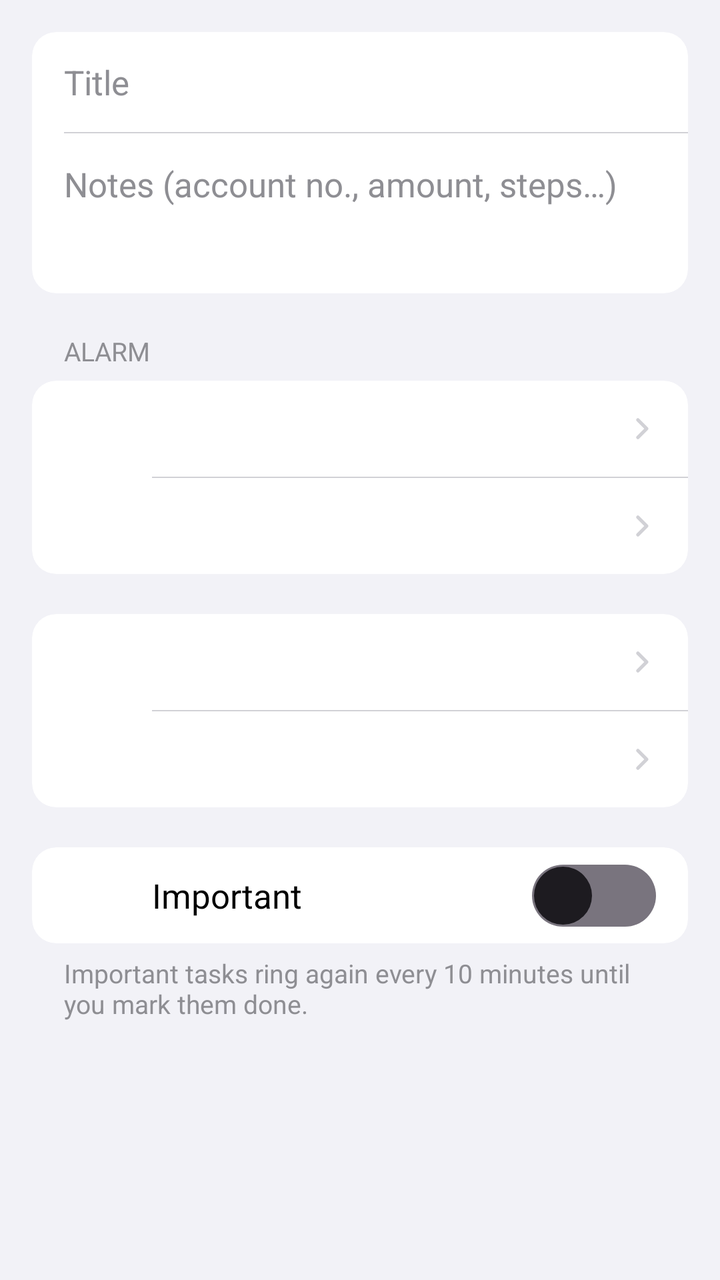
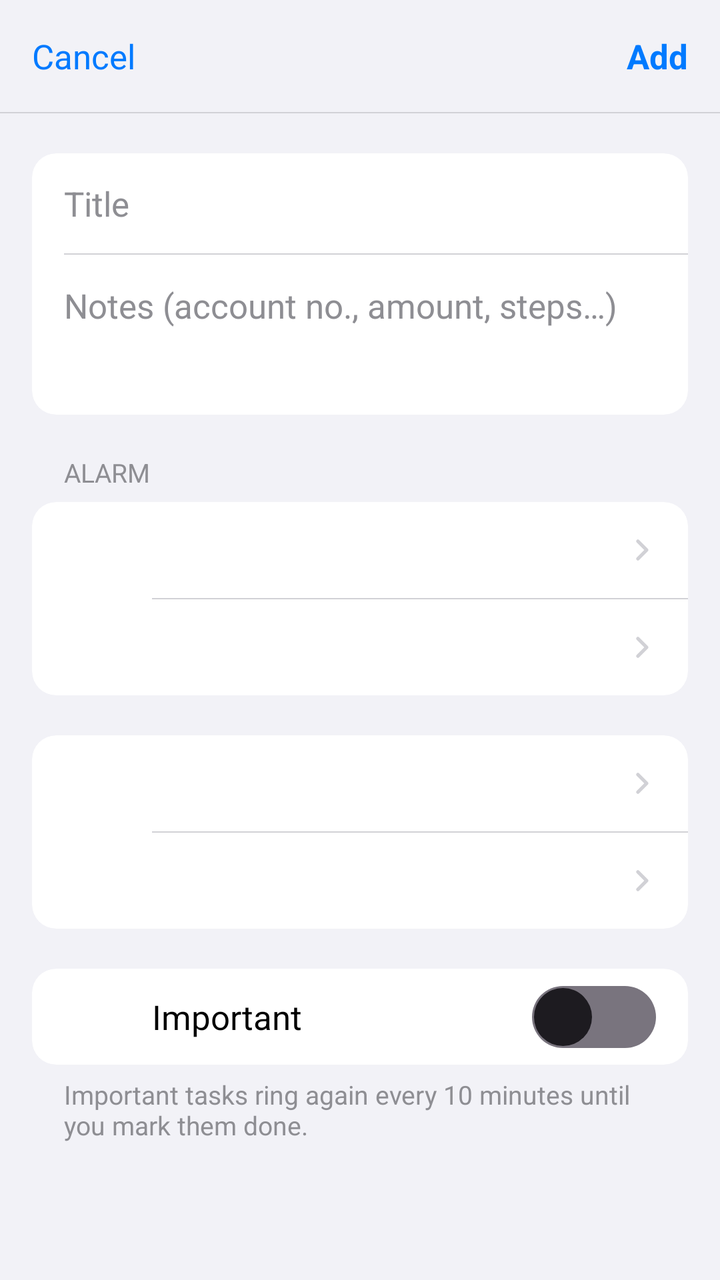

Screens rendered from an Android XML layout before and after an edit, with the pre-edit source and the edit as a unified diff.
<!-- AndroidManifest.xml: application theme Theme.OfficeToDo -->
<!-- res/layout/activity_edit.xml -->
<?xml version="1.0" encoding="utf-8"?>
<ScrollView xmlns:android="http://schemas.android.com/apk/res/android"
    xmlns:app="http://schemas.android.com/apk/res-auto"
    android:layout_width="match_parent"
    android:layout_height="match_parent"
    android:background="@color/ios_bg"
    android:fillViewport="true">

    <LinearLayout
        android:layout_width="match_parent"
        android:layout_height="wrap_content"
        android:animateLayoutChanges="true"
        android:orientation="vertical"
        android:paddingHorizontal="16dp"
        android:paddingBottom="32dp">


        
        <com.google.android.material.card.MaterialCardView
            style="@style/IosGroup"
            android:layout_width="match_parent"
            android:layout_height="wrap_content"
            android:layout_marginTop="16dp">

            <LinearLayout
                android:layout_width="match_parent"
                android:layout_height="wrap_content"
                android:orientation="vertical">

                <EditText
                    android:id="@+id/title"
                    android:layout_width="match_parent"
                    android:layout_height="wrap_content"
                    android:background="@null"
                    android:hint="Title"
                    android:importantForAutofill="no"
                    android:inputType="textCapSentences"
                    android:minHeight="50dp"
                    android:paddingHorizontal="16dp"
                    android:textColor="@color/ios_label"
                    android:textColorHint="@color/ios_secondary"
                    android:textSize="17sp" />

                <View
                    android:layout_width="match_parent"
                    android:layout_height="0.6dp"
                    android:layout_marginStart="16dp"
                    android:background="@color/ios_separator" />

                <EditText
                    android:id="@+id/notes"
                    android:layout_width="match_parent"
                    android:layout_height="wrap_content"
                    android:background="@null"
                    android:gravity="top"
                    android:hint="Notes (account no., amount, steps…)"
                    android:importantForAutofill="no"
                    android:inputType="textCapSentences|textMultiLine"
                    android:minHeight="80dp"
                    android:paddingHorizontal="16dp"
                    android:paddingVertical="14dp"
                    android:textColor="@color/ios_label"
                    android:textColorHint="@color/ios_secondary"
                    android:textSize="17sp" />
            </LinearLayout>
        </com.google.android.material.card.MaterialCardView>

        
        <TextView
            style="@style/IosGroupLabel"
            android:layout_width="wrap_content"
            android:layout_height="wrap_content"
            android:text="Alarm" />

        <com.google.android.material.card.MaterialCardView
            style="@style/IosGroup"
            android:layout_width="match_parent"
            android:layout_height="wrap_content">

            <LinearLayout
                android:layout_width="match_parent"
                android:layout_height="wrap_content"
                android:orientation="vertical">

                <include android:id="@+id/row_date" layout="@layout/item_form_row" />
                <include layout="@layout/divider_inset" />
                <include android:id="@+id/row_time" layout="@layout/item_form_row" />
            </LinearLayout>
        </com.google.android.material.card.MaterialCardView>


        
        <com.google.android.material.card.MaterialCardView
            style="@style/IosGroup"
            android:layout_width="match_parent"
            android:layout_height="wrap_content"
            android:layout_marginTop="20dp">

            <LinearLayout
                android:layout_width="match_parent"
                android:layout_height="wrap_content"
                android:orientation="vertical">

                <include android:id="@+id/row_repeat" layout="@layout/item_form_row" />
                <include layout="@layout/divider_inset" />
                <include android:id="@+id/row_early" layout="@layout/item_form_row" />
            </LinearLayout>
        </com.google.android.material.card.MaterialCardView>

        
        <com.google.android.material.card.MaterialCardView
            style="@style/IosGroup"
            android:layout_width="match_parent"
            android:layout_height="wrap_content"
            android:layout_marginTop="20dp">

            <LinearLayout
                android:id="@+id/row_important"
                style="@style/IosRow"
                android:layout_width="match_parent"
                android:layout_height="wrap_content"
                android:orientation="horizontal">

                <ImageView
                    android:id="@+id/important_icon"
                    android:layout_width="30dp"
                    android:layout_height="30dp"
                    android:background="@drawable/bg_icon_square"
                    android:importantForAccessibility="no"
                    android:padding="5dp"
                    android:src="@drawable/ic_flag" />

                <TextView
                    android:layout_width="0dp"
                    android:layout_height="wrap_content"
                    android:layout_marginStart="14dp"
                    android:layout_weight="1"
                    android:paddingVertical="12dp"
                    android:text="Important"
                    android:textColor="@color/ios_label"
                    android:textSize="17sp" />

                <androidx.appcompat.widget.SwitchCompat
                    android:id="@+id/important"
                    style="@style/IosSwitch"
                    android:layout_width="wrap_content"
                    android:layout_height="wrap_content" />
            </LinearLayout>
        </com.google.android.material.card.MaterialCardView>

        <TextView
            android:layout_width="match_parent"
            android:layout_height="wrap_content"
            android:paddingHorizontal="16dp"
            android:paddingTop="6dp"
            android:text="Important tasks ring again every 10 minutes until you mark them done."
            android:textColor="@color/ios_secondary"
            android:textSize="13sp" />

        
        <com.google.android.material.card.MaterialCardView
            android:id="@+id/delete_group"
            style="@style/IosGroup"
            android:layout_width="match_parent"
            android:layout_height="wrap_content"
            android:layout_marginTop="28dp"
            android:visibility="gone">

            <TextView
                android:id="@+id/delete"
                android:layout_width="match_parent"
                android:layout_height="50dp"
                android:background="?attr/selectableItemBackground"
                android:gravity="center"
                android:text="Delete Task"
                android:textColor="@color/ios_red"
                android:textSize="17sp" />
        </com.google.android.material.card.MaterialCardView>
    </LinearLayout>
</ScrollView>
<!-- res/layout/item_form_row.xml (included above) -->
<?xml version="1.0" encoding="utf-8"?>
<LinearLayout xmlns:android="http://schemas.android.com/apk/res/android"
    style="@style/IosRow"
    android:layout_width="match_parent"
    android:layout_height="wrap_content"
    android:clickable="true"
    android:focusable="true"
    android:orientation="horizontal">

    <ImageView
        android:id="@+id/row_icon"
        android:layout_width="30dp"
        android:layout_height="30dp"
        android:background="@drawable/bg_icon_square"
        android:importantForAccessibility="no"
        android:padding="5dp" />

    <LinearLayout
        android:layout_width="0dp"
        android:layout_height="wrap_content"
        android:layout_marginStart="14dp"
        android:layout_weight="1"
        android:orientation="vertical"
        android:paddingVertical="10dp">

        <TextView
            android:id="@+id/row_title"
            android:layout_width="wrap_content"
            android:layout_height="wrap_content"
            android:textColor="@color/ios_label"
            android:textSize="17sp" />

        <TextView
            android:id="@+id/row_subtitle"
            android:layout_width="wrap_content"
            android:layout_height="wrap_content"
            android:textColor="@color/ios_secondary"
            android:textSize="13sp"
            android:visibility="gone" />
    </LinearLayout>

    <TextView
        android:id="@+id/row_value"
        android:layout_width="wrap_content"
        android:layout_height="wrap_content"
        android:layout_marginStart="8dp"
        android:gravity="end"
        android:maxWidth="200dp"
        android:textColor="@color/ios_secondary"
        android:textSize="17sp" />

    <ImageView
        android:id="@+id/row_chevron"
        android:layout_width="14dp"
        android:layout_height="14dp"
        android:layout_marginStart="6dp"
        android:importantForAccessibility="no"
        android:src="@drawable/ic_chevron_right" />
</LinearLayout>
<!-- res/layout/divider_inset.xml (included above) -->
<?xml version="1.0" encoding="utf-8"?>
<View xmlns:android="http://schemas.android.com/apk/res/android"
    android:layout_width="match_parent"
    android:layout_height="0.6dp"
    android:layout_marginStart="60dp"
    android:background="@color/ios_separator" />
<!-- resources referenced by this layout -->
<resources>
  <color name="ios_bg">#F2F2F7</color>
  <color name="ios_label">#000000</color>
  <color name="ios_red">#FF3B30</color>
  <color name="ios_secondary">#8E8E93</color>
  <color name="ios_separator">#D1D1D6</color>
  <!-- drawable bg_icon_square (drawable) -->
  <shape xmlns:android="http://schemas.android.com/apk/res/android" android:shape="rectangle">
      <solid android:color="#FFFFFF" />
      <corners android:radius="7dp" />
  </shape>
  <!-- drawable ic_flag (drawable) -->
  <vector xmlns:android="http://schemas.android.com/apk/res/android"
      android:width="24dp" android:height="24dp" android:viewportWidth="24" android:viewportHeight="24">
      <path android:fillColor="#FFFFFFFF" android:pathData="M14.4,6L14,4H5v17h2v-7h5.6l0.4,2h7V6z"/>
  </vector>
  <style name="IosGroup" parent="Widget.Material3.CardView.Filled">
          <item name="cardBackgroundColor">@color/ios_cell</item>
          <item name="cardCornerRadius">12dp</item>
          <item name="cardElevation">0dp</item>
      </style>
  <style name="IosRow">
          <item name="android:minHeight">48dp</item>
          <item name="android:paddingStart">16dp</item>
          <item name="android:paddingEnd">16dp</item>
          <item name="android:gravity">center_vertical</item>
          <item name="android:background">?attr/selectableItemBackground</item>
      </style>
  <style name="IosSwitch" parent="Widget.AppCompat.CompoundButton.Switch">
          <item name="android:thumb">@drawable/ios_switch_thumb</item>
          <item name="track">@drawable/ios_switch_track</item>
          <item name="showText">false</item>
          <item name="switchMinWidth">51dp</item>
      </style>
  <color name="ios_cell">#FFFFFF</color>
  <!-- drawable ios_switch_track (drawable) -->
  <shape xmlns:android="http://schemas.android.com/apk/res/android" android:shape="rectangle">
      <solid android:color="@color/ios_switch_track_color" />
      <corners android:radius="16dp" />
      <size android:width="51dp" android:height="31dp" />
  </shape>
  <color name="brand">#007AFF</color>
  <style name="IosToolbar" parent="Widget.Material3.Toolbar">
          <item name="android:background">@color/ios_bg</item>
          <item name="titleCentered">true</item>
          <item name="titleTextAppearance">@style/IosNavTitle</item>
          <item name="navigationIconTint">?attr/colorPrimary</item>
      </style>
  <style name="IosOverflow" parent="Widget.AppCompat.ActionButton.Overflow">
          <item name="android:src">@drawable/ic_more</item>
      </style>
  <style name="IosDialog" parent="ThemeOverlay.Material3.MaterialAlertDialog">
          <item name="shapeAppearanceOverlay">@style/IosDialogShape</item>
          <item name="colorSurfaceContainerHigh">@color/ios_cell</item>
      </style>
  <style name="IosChip" parent="Widget.Material3.Chip.Assist">
          <item name="chipBackgroundColor">@color/ios_cell</item>
          <item name="chipStrokeWidth">0dp</item>
          <item name="chipCornerRadius">16dp</item>
          <item name="android:textColor">?attr/colorPrimary</item>
      </style>
  <style name="IosBottomSheetDialog" parent="ThemeOverlay.Material3.BottomSheetDialog">
          <item name="bottomSheetStyle">@style/IosBottomSheet</item>
      </style>
  <style name="IosNavTitle" parent="TextAppearance.Material3.TitleMedium">
          <item name="android:textSize">17sp</item>
          <item name="android:textStyle">bold</item>
          <item name="android:textColor">@color/ios_label</item>
      </style>
  <style name="IosDialogShape" parent="">
          <item name="cornerFamily">rounded</item>
          <item name="cornerSize">16dp</item>
      </style>
  <style name="IosBottomSheet" parent="Widget.Material3.BottomSheet.Modal">
          <item name="backgroundTint">@color/ios_cell</item>
      </style>
  <!-- unchanged entries left out for length: 7 -->
</resources>

<!-- the commit's change to res/layout/activity_edit.xml (unified diff, before → after) -->
@@ -1,9 +1,60 @@
 <?xml version="1.0" encoding="utf-8"?>
-<ScrollView xmlns:android="http://schemas.android.com/apk/res/android"
+<LinearLayout xmlns:android="http://schemas.android.com/apk/res/android"
     xmlns:app="http://schemas.android.com/apk/res-auto"
     android:layout_width="match_parent"
     android:layout_height="match_parent"
     android:background="@color/ios_bg"
+    android:orientation="vertical">
+
+    
+    <FrameLayout
+        android:layout_width="match_parent"
+        android:layout_height="56dp">
+
+        <TextView
+            android:id="@+id/bar_cancel"
+            android:layout_width="wrap_content"
+            android:layout_height="match_parent"
+            android:layout_gravity="start"
+            android:background="?attr/selectableItemBackgroundBorderless"
+            android:gravity="center"
+            android:paddingHorizontal="16dp"
+            android:text="Cancel"
+            android:textColor="?attr/colorPrimary"
+            android:textSize="17sp" />
+
+        <TextView
+            android:id="@+id/bar_title"
+            android:layout_width="wrap_content"
+            android:layout_height="wrap_content"
+            android:layout_gravity="center"
+            android:textColor="@color/ios_label"
+            android:textSize="17sp"
+            android:textStyle="bold" />
+
+        <TextView
+            android:id="@+id/bar_save"
+            android:layout_width="wrap_content"
+            android:layout_height="match_parent"
+            android:layout_gravity="end"
+            android:background="?attr/selectableItemBackgroundBorderless"
+            android:gravity="center"
+            android:paddingHorizontal="16dp"
+            android:text="Add"
+            android:textColor="?attr/colorPrimary"
+            android:textSize="17sp"
+            android:textStyle="bold" />
+    </FrameLayout>
+
+    <View
+        android:layout_width="match_parent"
+        android:layout_height="0.6dp"
+        android:background="@color/ios_separator" />
+
+<ScrollView
+    android:layout_width="match_parent"
+    android:layout_height="0dp"
+    android:layout_weight="1"
     android:fillViewport="true">
 
     <LinearLayout
@@ -20,7 +71,7 @@
             style="@style/IosGroup"
             android:layout_width="match_parent"
             android:layout_height="wrap_content"
-            android:layout_marginTop="16dp">
+            android:layout_marginTop="20dp">
 
             <LinearLayout
                 android:layout_width="match_parent"
@@ -178,6 +229,7 @@
         </com.google.android.material.card.MaterialCardView>
     </LinearLayout>
 </ScrollView>
+</LinearLayout>
 <!-- res/layout/item_form_row.xml (included above) -->
 <?xml version="1.0" encoding="utf-8"?>
 <LinearLayout xmlns:android="http://schemas.android.com/apk/res/android"
